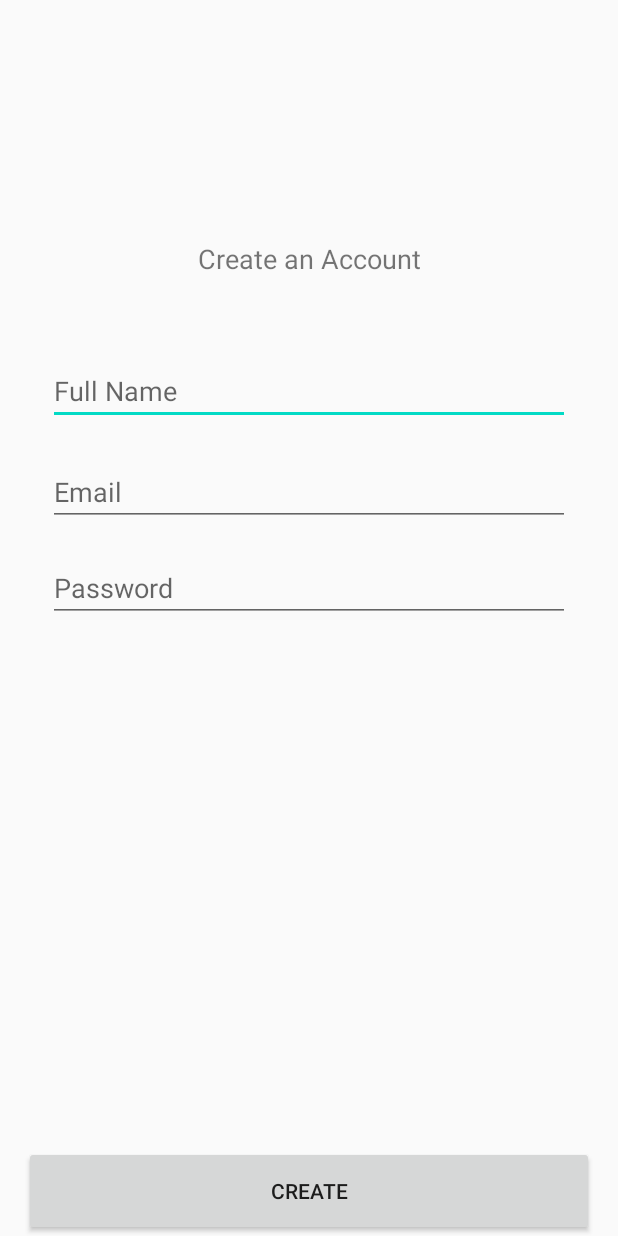
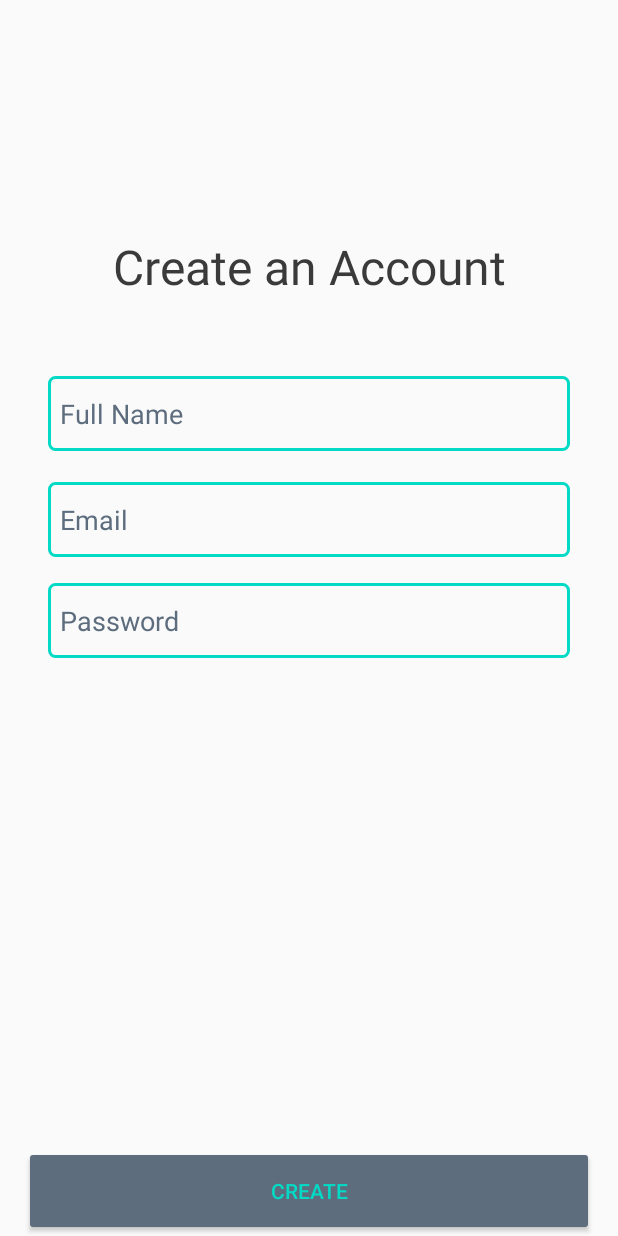
Before and after one commit to Theusma94/udacity-capstone, an Android app: the SignUpActivity screen opened directly, with no data from a screen before it, on a phone screen of 412 x 824 dp. Run offline under Robolectric (Android 15) with nearby library versions, the light colour scheme and no system bars; our stand-ins replace Firebase (no records; nobody signed in at launch, a user with empty details on screens opened directly), Room's generated code, data binding.

Commit message:
improves signup layout

```diff
--- a/app/src/main/res/layout/activity_sign_up.xml
+++ b/app/src/main/res/layout/activity_sign_up.xml
@@ -16,7 +16,8 @@
             android:layout_width="wrap_content"
             android:layout_height="wrap_content"
             android:text="Create an Account"
-            android:textSize="18sp"
+            android:textSize="32sp"
+            android:textColor="#3A3A3A"
             app:layout_constraintBottom_toBottomOf="parent"
             app:layout_constraintEnd_toEndOf="parent"
             app:layout_constraintStart_toStartOf="parent"
@@ -26,8 +27,10 @@
         <EditText
             android:id="@+id/input_full_name"
             android:layout_width="match_parent"
-            android:layout_height="wrap_content"
+            android:layout_height="50dp"
             android:hint="Full Name"
+            style="@style/InputTeste"
+            android:paddingStart="8dp"
             android:inputType="textPersonName"
             android:layout_marginStart="32dp"
             android:layout_marginEnd="32dp"
@@ -38,8 +41,10 @@
         <EditText
             android:id="@+id/input_email"
             android:layout_width="match_parent"
-            android:layout_height="wrap_content"
+            android:layout_height="50dp"
             android:hint="Email"
+            style="@style/InputTeste"
+            android:paddingStart="8dp"
             android:text="@={viewModel.emailRegister}"
             android:inputType="textEmailAddress"
             android:layout_marginStart="32dp"
@@ -51,8 +56,10 @@
         <EditText
             android:id="@+id/input_password"
             android:layout_width="match_parent"
-            android:layout_height="wrap_content"
+            android:layout_height="50dp"
             android:hint="Password"
+            style="@style/InputTeste"
+            android:paddingStart="8dp"
             android:text="@={viewModel.passwordRegister}"
             android:inputType="textPassword"
             android:layout_marginStart="32dp"
@@ -68,6 +75,8 @@
             android:layout_height="60dp"
             android:layout_marginStart="16dp"
             android:layout_marginEnd="16dp"
+            android:backgroundTint="@color/opacity_white_color"
+            android:textColor="@color/teal_200"
             android:text="CREATE"
             android:onClick="@{() -> viewModel.checkToCreate()}"
             app:layout_constraintBottom_toBottomOf="parent" />
```
